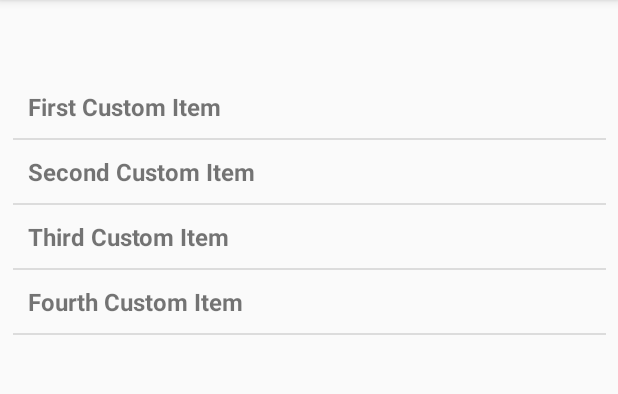
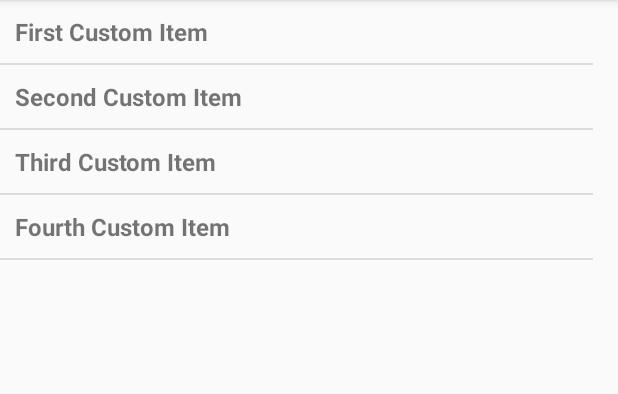
Before and after one commit to sheirmans/AndriodJavaProgramI_Assignment5, an Android app: the screen it shows after launch (MainActivity), on a phone screen of 412 x 824 dp, the part 84-478 px from its top. Run offline under Robolectric (Android 15) with nearby library versions, the phone set to English and light mode, and no system bars.

Commit message:
change layout

```diff
--- a/app/src/main/res/layout/activity_main.xml
+++ b/app/src/main/res/layout/activity_main.xml
@@ -1,5 +1,5 @@
 <?xml version="1.0" encoding="utf-8"?>
-<android.support.constraint.ConstraintLayout xmlns:android="http://schemas.android.com/apk/res/android"
+<LinearLayout xmlns:android="http://schemas.android.com/apk/res/android"
     xmlns:app="http://schemas.android.com/apk/res-auto"
     xmlns:tools="http://schemas.android.com/tools"
     android:layout_width="match_parent"
@@ -10,10 +10,9 @@
         android:id="@+id/listView"
         android:layout_width="395dp"
         android:layout_height="640dp"
-        android:layout_marginTop="50dp"
         app:layout_constraintBottom_toBottomOf="parent"
         app:layout_constraintEnd_toEndOf="parent"
         app:layout_constraintStart_toStartOf="parent"
         app:layout_constraintTop_toTopOf="parent"
         app:layout_constraintVertical_bias="0.0" />
-</android.support.constraint.ConstraintLayout>
+</LinearLayout>
```
